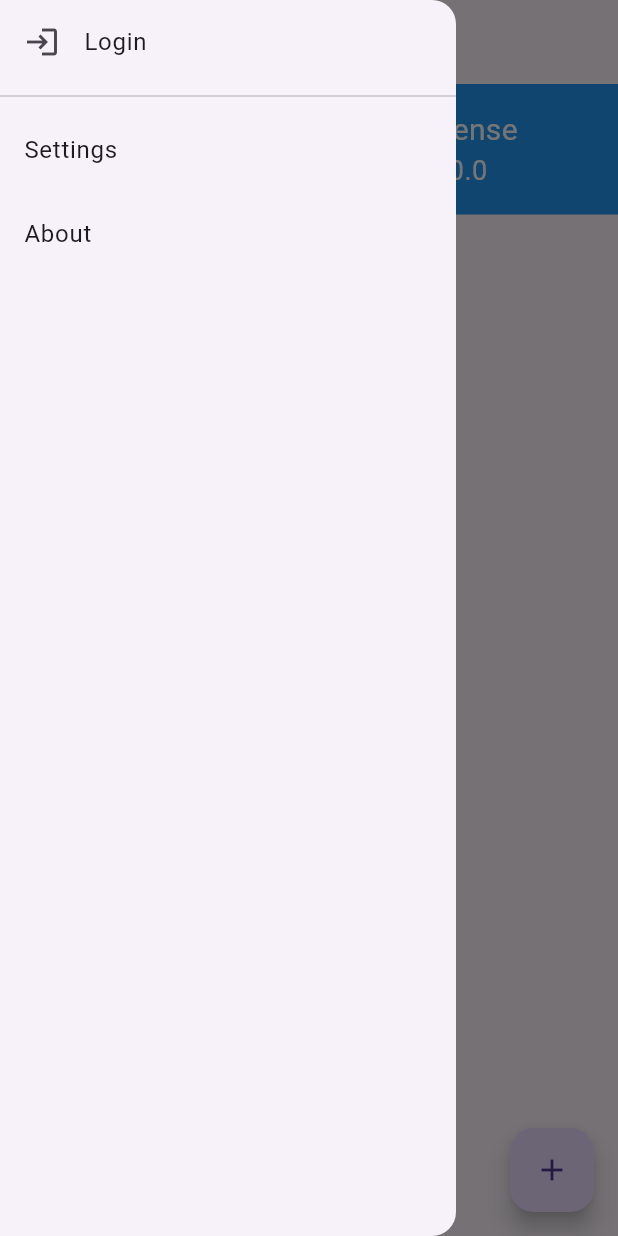
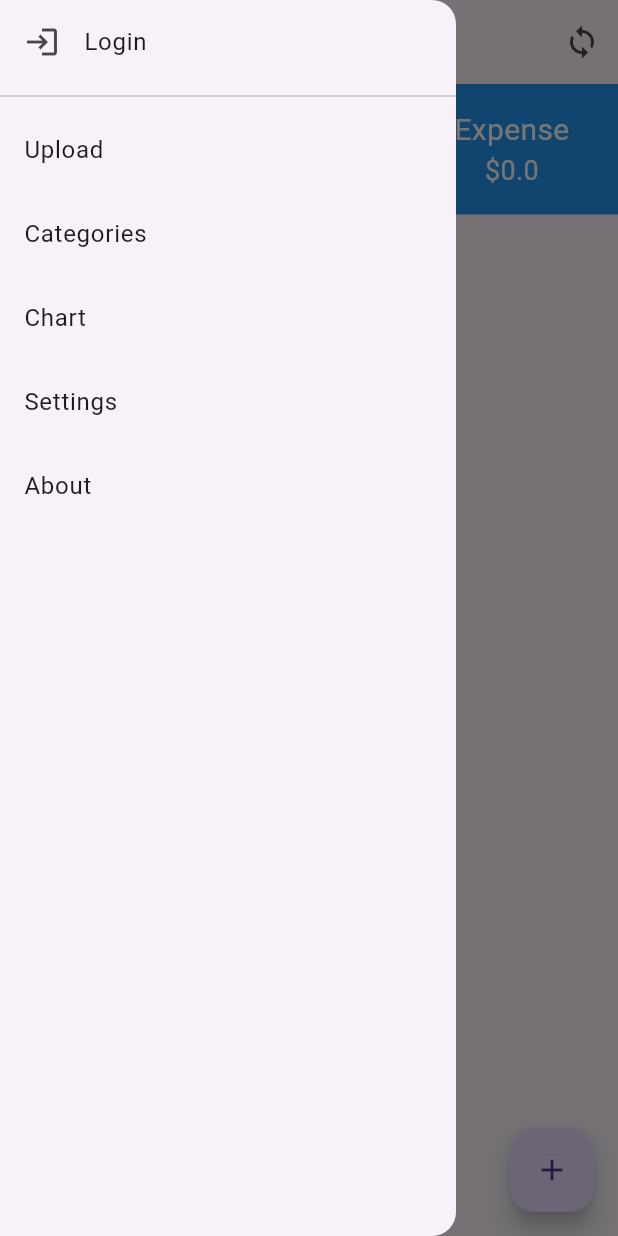
Before and after one commit to xdutsuay/jaruri, a Flutter app: the screen it shows after launch, with the side drawer open, on a phone screen of 412 x 824 dp. Run offline on Flutter 3.47's test engine with Material 3 defaults, Android fonts, the phone set to English and light mode, and no system bars; our stand-ins replace sqflite; accounts and stored records are empty.

Commit message:
intermediate changes...

```diff
--- a/lib/main.dart
+++ b/lib/main.dart
@@ -2,13 +2,14 @@ import 'package:flutter/material.dart';
 import 'transaction_form.dart';
 import 'persi.dart';
 import 'sidedrawer.dart';
-
+import 'package:intl/intl.dart'; // Import the intl package to format dates
 
 void main() {
   runApp(MyApp());
 }
+class MyApp extends StatelessWidget {
+  const MyApp({super.key});
 
-class MyApp extends StatelessWidget {
   @override
   Widget build(BuildContext context) {
     return MaterialApp(
@@ -21,22 +22,24 @@ class MyApp extends StatelessWidget {
     );
   }
 }
-
 class HomeScreen extends StatefulWidget {
   @override
   _HomeScreenState createState() => _HomeScreenState();
 }
 
 class _HomeScreenState extends State<HomeScreen> {
+  late String _selectedMonth = DateFormat('MMMM').format(DateTime.now());
   List<Transaction> _transactions = [];
 
-  @override
+  @override // modify this function to call _filterTransactionsByMonth
   void initState() {
     super.initState();
+    //_filterTransactionsByMonth(_selectedMonth);
     _loadTransactions();
   }
 
   Future<void> _loadTransactions() async {
+    await _filterTransactionsByMonth(_selectedMonth); // Call _filterTransactionsByMonth to load transactions for the selected month
     final transactions = await Persi.getTransactions();
     setState(() {
       _transactions = transactions;
@@ -55,11 +58,53 @@ class _HomeScreenState extends State<HomeScreen> {
 
     return Scaffold(
       appBar: AppBar(
-        title: const Text('Money Manager'),
+        title: Row(
+          children: [
+            const Text(
+              'Money Manager',
+              style: TextStyle(
+                color: Colors.black,
+                fontSize: 18,
+              ),
+            ),
+            const SizedBox(width: 8),
+            DropdownButton<String>(
+              value: _selectedMonth,
+              icon: const Icon(Icons.arrow_drop_down),
+              iconSize: 10,
+              elevation: 8,
+              style: const TextStyle(color: Colors.white),
+              onChanged: (String? newValue) {
+                setState(() {
+                  _selectedMonth = newValue!;
+                  _filterTransactionsByMonth(newValue);
+                });
+              },
+              isExpanded: false, // Set isExpanded to false
+              items: <String>[
+                'January', 'February', 'March', 'April', 'May', 'June',
+                'July', 'August', 'September', 'October', 'November', 'December'
+              ].map<DropdownMenuItem<String>>((String value) {
+                return DropdownMenuItem<String>(
+                  value: value,
+                  child: Text(value),
+                );
+              }).toList(),
+            ),
+          ],
+        ),
+        actions: [
+          IconButton(
+            onPressed: () {
+              // Add your sync functionality here
+            },
+            icon: const Icon(Icons.sync),
+          ),
+        ],
       ),
       body: Column(
         children: [
-          // Top bar showing income and expense
+          // Top bar showing income, expense, and balance
           Container(
             color: Colors.blue,
             padding: const EdgeInsets.symmetric(vertical: 16),
@@ -77,6 +122,24 @@ class _HomeScreenState extends State<HomeScreen> {
                     ),
                     Text(
                       '\$${calculateTotalAmount(true)}',
+                      style: const TextStyle(
+                        color: Colors.white,
+                        fontSize: 18,
+                      ),
+                    ),
+                  ],
+                ),
+                Column(
+                  children: [
+                    const Text(
+                      'Balance',
+                      style: TextStyle(
+                        color: Colors.white,
+                        fontSize: 20,
+                      ),
+                    ),
+                    Text(
+                      '\$${calculateBalance()}',
                       style: const TextStyle(
                         color: Colors.white,
                         fontSize: 18,
@@ -138,18 +201,15 @@ class _HomeScreenState extends State<HomeScreen> {
         ],
       ),
       floatingActionButton: FloatingActionButton(
-
         onPressed: () {
           _navigateToTransactionForm(context);
-          // //navigate to sidedrawer #this was only test code to check if side drawer is working
-          //_navigateTosidedrawer(context);
         },
         child: const Icon(Icons.add),
       ),
       drawer: SideDrawer(), // Add drawer to the screen
+    );
 
 
-    );
   }
 
   // navigate to sidedrawer method unused in this code
@@ -160,7 +220,10 @@ class _HomeScreenState extends State<HomeScreen> {
       MaterialPageRoute(builder: (context) => SideDrawer()),
     );
   }
-
+  //calculate balance function
+  double calculateBalance() {
+    return calculateTotalAmount(true) - calculateTotalAmount(false);
+  }
   // Calculate total income or expense sort based on transaction.isIncome and then return sum of either income or expense
   double calculateTotalAmount(bool isIncome) {
     return _transactions
@@ -191,7 +254,16 @@ class _HomeScreenState extends State<HomeScreen> {
     Persi.saveTransactions(_transactions);
   }
 
+  Future<void> _filterTransactionsByMonth(String month) async {
+    // Get transactions from the database
+    _transactions = await Persi.getTransactions();
 
+    // Filter transactions by the selected month
+    var filteredTransactions = _transactions.where((transaction) {
+      // Extract the month from the transaction date and compare with the selected month
+      return DateFormat('MMMM').format(DateTime.parse(transaction.date)) == month;
+    }).toList();
+  }
 
 
 }
--- a/lib/sidedrawer.dart
+++ b/lib/sidedrawer.dart
@@ -1,8 +1,5 @@
-import 'package:jaruri/transaction_form.dart';
-import 'persi.dart';
 import 'package:flutter/material.dart';
 
-// 1 button for settings page, 1 for about page
 class SideDrawer extends StatelessWidget {
   @override
   Widget build(BuildContext context) {
@@ -20,6 +17,26 @@ class SideDrawer extends StatelessWidget {
           ),
           // Divider to separate login from other options
           Divider(),
+          // List title for Upload
+          ListTile(
+            title: const Text('Upload'),
+            onTap: () {
+              Navigator.pushNamed(context, '/upload');
+            },
+          ),
+          ListTile(
+            title: const Text('Categories'),
+            onTap: () {
+              Navigator.pushNamed(context, '/Categories');
+            },
+          ),
+          // List title for Chart
+          ListTile(
+            title: const Text('Chart'),
+            onTap: () {
+              Navigator.pushNamed(context, '/chart');
+            },
+          ),
           ListTile(
             title: const Text('Settings'),
             onTap: () {
--- a/pubspec.yaml
+++ b/pubspec.yaml
@@ -37,6 +37,7 @@ dependencies:
   cupertino_icons: ^1.0.2
   shared_preferences: ^2.0.8
   sqflite: ^2.0.0
+  intl: ^0.17.0
 
 
 
```
Also changed, not shown: lib/main2.dart (deleted, +0 -83 lines), pubspec.lock.
